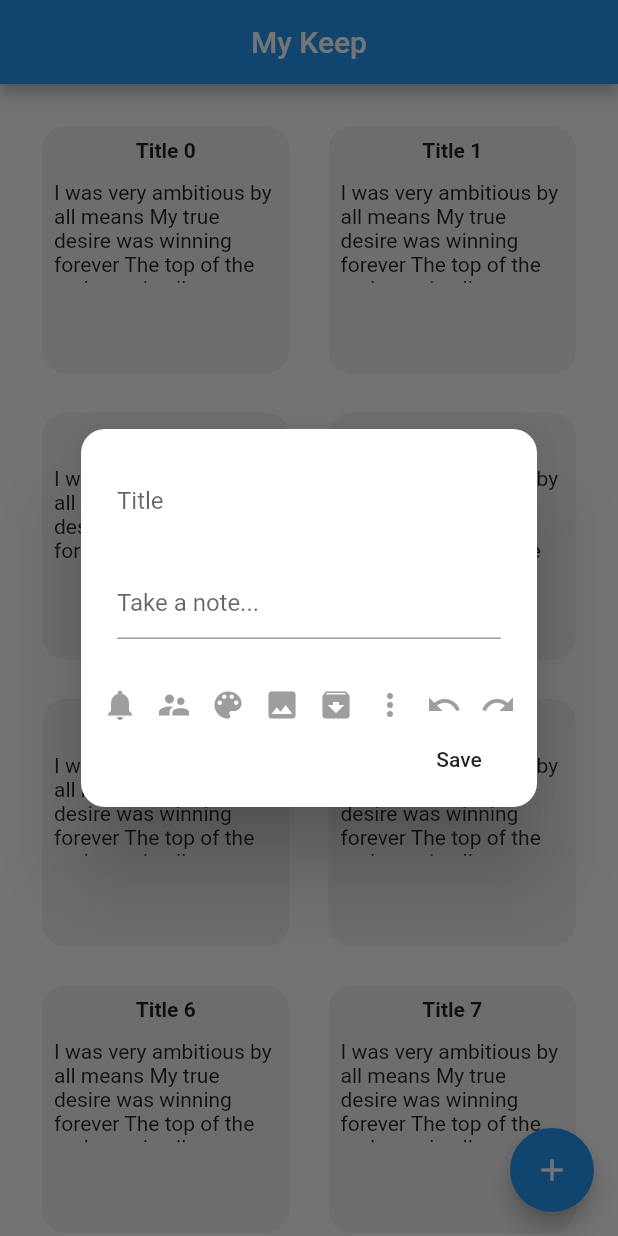
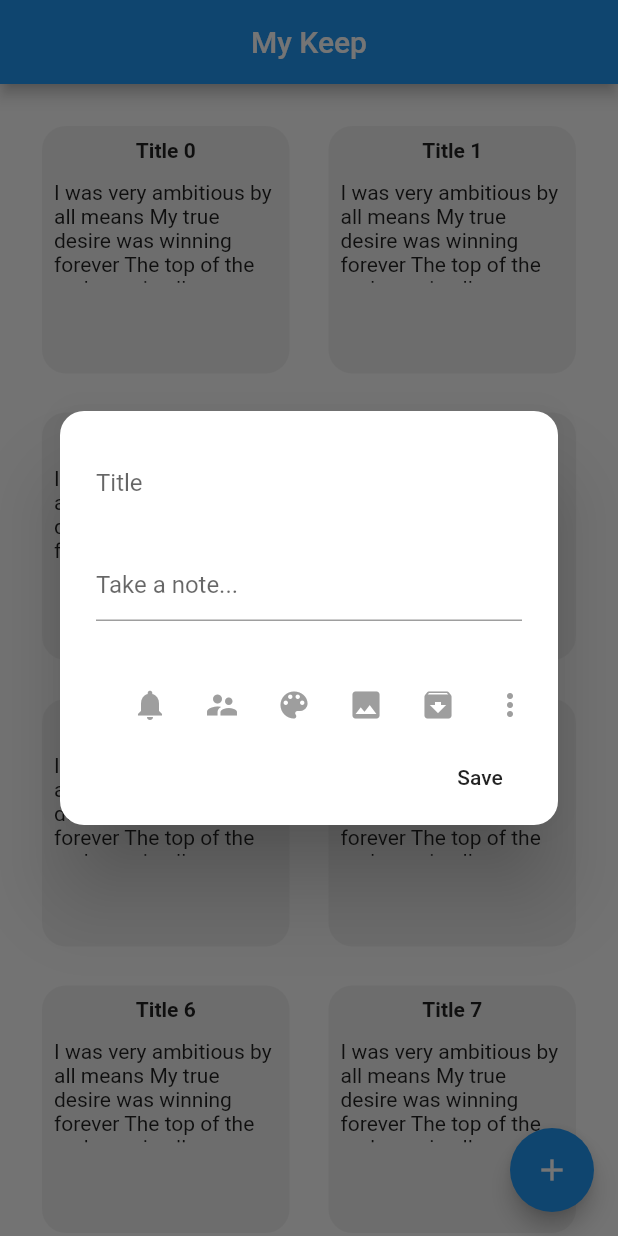
Before and after one commit to naing-pyae-hlyan/My-Keep, a Flutter app: the screen it shows after launch, after a tap on the "add" icon, on a phone screen of 412 x 824 dp. Run offline on Flutter 3.47's test engine with Material 2 defaults, Android fonts, the phone set to English and light mode, and no system bars.

Commit message:
icon Button added

```diff
--- a/lib/Utils/form_overlay_dialog.dart
+++ b/lib/Utils/form_overlay_dialog.dart
@@ -29,7 +29,6 @@ Future<void> showFormOverlayDialog({
 }
 
 Widget _titleField(BuildContext context) {
-
   return TextFormField(
     decoration: InputDecoration(
       border: InputBorder.none,
@@ -46,41 +45,48 @@ Widget _bodyField(BuildContext context) {
 }
 
 Widget _bottomSheet(BuildContext context) {
-  return Row(
+  return SingleChildScrollView(
+    scrollDirection: Axis.horizontal,
+    child: Row(
       mainAxisAlignment: MainAxisAlignment.spaceAround,
       children: <Widget>[
-      Icon(
+        IconButton(
+            onPressed: () {},
+            icon: Icon(
               Icons.notifications,
               color: Colors.grey,
-      ),
-      Icon(
+            )),
+        IconButton(
+            onPressed: () {},
+            icon: Icon(
               Icons.supervisor_account,
               color: Colors.grey,
-      ),
-      Icon(
+            )),
+        IconButton(
+            onPressed: () {},
+            icon: Icon(
               Icons.color_lens,
               color: Colors.grey,
-      ),
-      Icon(
+            )),
+        IconButton(
+            onPressed: () {},
+            icon: Icon(
               Icons.image,
               color: Colors.grey,
-      ),
-      Icon(
+            )),
+        IconButton(
+            onPressed: () {},
+            icon: Icon(
               Icons.archive,
               color: Colors.grey,
-      ),
-      Icon(
+            )),
+        IconButton(
+            onPressed: () {},
+            icon: Icon(
               Icons.more_vert,
               color: Colors.grey,
+            )),
+      ],
     ),
-      Icon(
-        Icons.undo,
-        color: Colors.grey,
-      ),
-      Icon(
-        Icons.redo,
-        color: Colors.grey,
-      ),
-    ],
   );
 }
```
Lines whose indentation alone changed are shown as unchanged.
